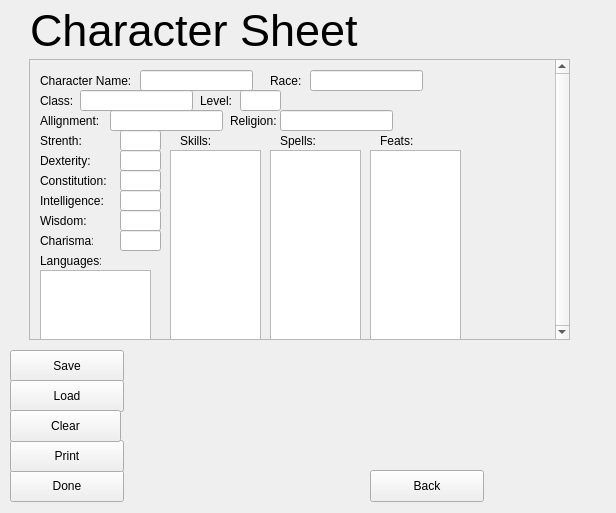
The window that dndprototype/charactersheet.ui (Jcamp44/dndBuilder) describes before a commit, drawn with Qt 5.
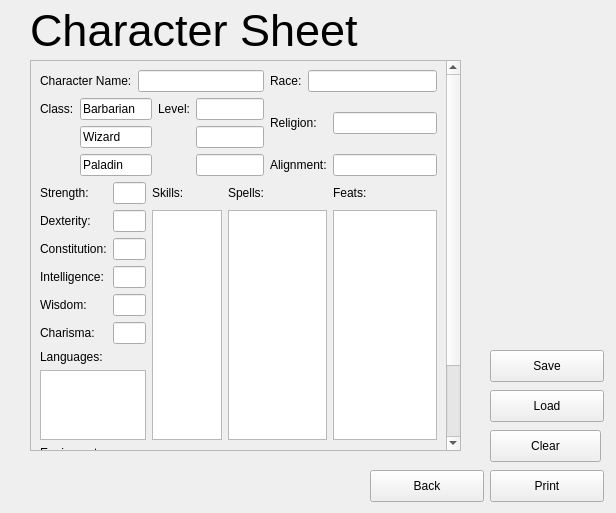
The same window after the commit.

The edit to the form file:
```diff
--- a/dndprototype/charactersheet.ui
+++ b/dndprototype/charactersheet.ui
@@ -48,7 +48,7 @@
   <widget class="QPushButton" name="pushButton">
    <property name="geometry">
     <rect>
-     <x>10</x>
+     <x>490</x>
      <y>350</y>
      <width>114</width>
      <height>32</height>
@@ -61,21 +61,8 @@
   <widget class="QPushButton" name="pushButton_2">
    <property name="geometry">
     <rect>
-     <x>10</x>
-     <y>470</y>
-     <width>114</width>
-     <height>32</height>
-    </rect>
-   </property>
-   <property name="text">
-    <string>Done</string>
-   </property>
-  </widget>
-  <widget class="QPushButton" name="pushButton_3">
-   <property name="geometry">
-    <rect>
-     <x>10</x>
-     <y>380</y>
+     <x>490</x>
+     <y>390</y>
      <width>114</width>
      <height>32</height>
     </rect>
@@ -87,8 +74,8 @@
   <widget class="QPushButton" name="pushButton_4">
    <property name="geometry">
     <rect>
-     <x>10</x>
-     <y>440</y>
+     <x>490</x>
+     <y>470</y>
      <width>114</width>
      <height>32</height>
     </rect>
@@ -100,8 +87,8 @@
   <widget class="QPushButton" name="pushButton_5">
    <property name="geometry">
     <rect>
-     <x>10</x>
-     <y>410</y>
+     <x>490</x>
+     <y>430</y>
      <width>111</width>
      <height>32</height>
     </rect>
@@ -113,10 +100,10 @@
   <widget class="QScrollArea" name="scrollArea">
    <property name="geometry">
     <rect>
-     <x>29</x>
-     <y>59</y>
-     <width>541</width>
-     <height>281</height>
+     <x>30</x>
+     <y>60</y>
+     <width>431</width>
+     <height>391</height>
     </rect>
    </property>
    <property name="verticalScrollBarPolicy">
@@ -130,401 +117,206 @@
      <rect>
       <x>0</x>
       <y>0</y>
-      <width>518</width>
-      <height>275</height>
+      <width>410</width>
+      <height>472</height>
      </rect>
     </property>
-    <widget class="QLineEdit" name="lineEdit">
-     <property name="geometry">
-      <rect>
-       <x>110</x>
-       <y>10</y>
-       <width>113</width>
-       <height>21</height>
-      </rect>
-     </property>
-    </widget>
-    <widget class="QLineEdit" name="lineEdit_2">
-     <property name="geometry">
-      <rect>
-       <x>280</x>
-       <y>10</y>
-       <width>113</width>
-       <height>21</height>
-      </rect>
-     </property>
-    </widget>
-    <widget class="QLineEdit" name="lineEdit_3">
-     <property name="geometry">
-      <rect>
-       <x>50</x>
-       <y>30</y>
-       <width>113</width>
-       <height>21</height>
-      </rect>
-     </property>
-    </widget>
-    <widget class="QLineEdit" name="lineEdit_4">
-     <property name="geometry">
-      <rect>
-       <x>210</x>
-       <y>30</y>
-       <width>41</width>
-       <height>21</height>
-      </rect>
-     </property>
-    </widget>
-    <widget class="QLineEdit" name="lineEdit_5">
-     <property name="geometry">
-      <rect>
-       <x>80</x>
-       <y>50</y>
-       <width>113</width>
-       <height>21</height>
-      </rect>
-     </property>
-    </widget>
-    <widget class="QLineEdit" name="lineEdit_6">
-     <property name="geometry">
-      <rect>
-       <x>250</x>
-       <y>50</y>
-       <width>113</width>
-       <height>21</height>
-      </rect>
-     </property>
-    </widget>
-    <widget class="QLineEdit" name="lineEdit_7">
-     <property name="geometry">
-      <rect>
-       <x>90</x>
-       <y>70</y>
-       <width>41</width>
-       <height>21</height>
-      </rect>
-     </property>
-    </widget>
-    <widget class="QLineEdit" name="lineEdit_8">
-     <property name="geometry">
-      <rect>
-       <x>90</x>
-       <y>170</y>
-       <width>41</width>
-       <height>21</height>
-      </rect>
-     </property>
-    </widget>
-    <widget class="QLabel" name="label">
-     <property name="geometry">
-      <rect>
-       <x>10</x>
-       <y>10</y>
-       <width>91</width>
-       <height>21</height>
-      </rect>
-     </property>
-     <property name="text">
-      <string>Character Name:</string>
-     </property>
-    </widget>
-    <widget class="QLabel" name="label_3">
-     <property name="geometry">
-      <rect>
-       <x>240</x>
-       <y>10</y>
-       <width>41</width>
-       <height>21</height>
-      </rect>
-     </property>
-     <property name="text">
-      <string>Race:</string>
-     </property>
-    </widget>
-    <widget class="QLabel" name="label_4">
-     <property name="geometry">
-      <rect>
-       <x>10</x>
-       <y>30</y>
-       <width>41</width>
-       <height>21</height>
-      </rect>
-     </property>
-     <property name="text">
-      <string>Class:</string>
-     </property>
-    </widget>
-    <widget class="QLabel" name="label_5">
-     <property name="geometry">
-      <rect>
-       <x>170</x>
-       <y>30</y>
-       <width>41</width>
-       <height>21</height>
-      </rect>
-     </property>
-     <property name="text">
-      <string>Level:</string>
-     </property>
-    </widget>
-    <widget class="QLabel" name="label_6">
-     <property name="geometry">
-      <rect>
-       <x>10</x>
-       <y>50</y>
-       <width>71</width>
-       <height>21</height>
-      </rect>
-     </property>
-     <property name="text">
-      <string>Allignment:</string>
-     </property>
-    </widget>
-    <widget class="QLabel" name="label_7">
-     <property name="geometry">
-      <rect>
-       <x>200</x>
-       <y>50</y>
-       <width>53</width>
-       <height>21</height>
-      </rect>
-     </property>
-     <property name="text">
-      <string>Religion:</string>
-     </property>
-    </widget>
-    <widget class="QLineEdit" name="lineEdit_9">
-     <property name="geometry">
-      <rect>
-       <x>90</x>
-       <y>90</y>
-       <width>41</width>
-       <height>21</height>
-      </rect>
-     </property>
-    </widget>
-    <widget class="QLineEdit" name="lineEdit_10">
-     <property name="geometry">
-      <rect>
-       <x>90</x>
-       <y>150</y>
-       <width>41</width>
-       <height>21</height>
-      </rect>
-     </property>
-    </widget>
-    <widget class="QLineEdit" name="lineEdit_11">
-     <property name="geometry">
-      <rect>
-       <x>90</x>
-       <y>110</y>
-       <width>41</width>
-       <height>21</height>
-      </rect>
-     </property>
-    </widget>
-    <widget class="QLineEdit" name="lineEdit_12">
-     <property name="geometry">
-      <rect>
-       <x>90</x>
-       <y>130</y>
-       <width>41</width>
-       <height>21</height>
-      </rect>
-     </property>
-    </widget>
-    <widget class="QLabel" name="label_8">
-     <property name="geometry">
-      <rect>
-       <x>10</x>
-       <y>70</y>
-       <width>53</width>
-       <height>21</height>
-      </rect>
-     </property>
-     <property name="text">
-      <string>Strenth:</string>
-     </property>
-    </widget>
-    <widget class="QLabel" name="label_9">
-     <property name="geometry">
-      <rect>
-       <x>10</x>
-       <y>90</y>
-       <width>61</width>
-       <height>21</height>
-      </rect>
-     </property>
-     <property name="text">
-      <string>Dexterity:</string>
-     </property>
-    </widget>
-    <widget class="QLabel" name="label_10">
-     <property name="geometry">
-      <rect>
-       <x>10</x>
-       <y>110</y>
-       <width>71</width>
-       <height>21</height>
-      </rect>
-     </property>
-     <property name="text">
-      <string>Constitution:</string>
-     </property>
-    </widget>
-    <widget class="QLabel" name="label_11">
-     <property name="geometry">
-      <rect>
-       <x>10</x>
-       <y>130</y>
-       <width>71</width>
-       <height>21</height>
-      </rect>
-     </property>
-     <property name="text">
-      <string>Intelligence:</string>
-     </property>
-    </widget>
-    <widget class="QLabel" name="label_12">
-     <property name="geometry">
-      <rect>
-       <x>10</x>
-       <y>150</y>
-       <width>53</width>
-       <height>21</height>
-      </rect>
-     </property>
-     <property name="text">
-      <string>Wisdom:</string>
-     </property>
-    </widget>
-    <widget class="QLabel" name="label_13">
-     <property name="geometry">
-      <rect>
-       <x>10</x>
-       <y>170</y>
-       <width>53</width>
-       <height>21</height>
-      </rect>
-     </property>
-     <property name="text">
-      <string>Charisma:</string>
-     </property>
-    </widget>
-    <widget class="QLabel" name="label_14">
-     <property name="geometry">
-      <rect>
-       <x>150</x>
-       <y>70</y>
-       <width>41</width>
-       <height>21</height>
-      </rect>
-     </property>
-     <property name="text">
-      <string>Skills:</string>
-     </property>
-    </widget>
-    <widget class="QLabel" name="label_15">
-     <property name="geometry">
-      <rect>
-       <x>250</x>
-       <y>70</y>
-       <width>41</width>
-       <height>21</height>
-      </rect>
-     </property>
-     <property name="text">
-      <string>Spells:</string>
-     </property>
-    </widget>
-    <widget class="QLabel" name="label_16">
-     <property name="geometry">
-      <rect>
-       <x>10</x>
-       <y>190</y>
-       <width>61</width>
-       <height>21</height>
-      </rect>
-     </property>
-     <property name="text">
-      <string>Languages:</string>
-     </property>
-    </widget>
-    <widget class="QLabel" name="label_17">
-     <property name="geometry">
-      <rect>
-       <x>350</x>
-       <y>70</y>
-       <width>53</width>
-       <height>21</height>
-      </rect>
-     </property>
-     <property name="text">
-      <string>Feats:</string>
-     </property>
-    </widget>
-    <widget class="QTextEdit" name="textEdit">
-     <property name="geometry">
-      <rect>
-       <x>10</x>
-       <y>210</y>
-       <width>111</width>
-       <height>76</height>
-      </rect>
-     </property>
-    </widget>
-    <widget class="QLabel" name="label_18">
-     <property name="geometry">
-      <rect>
-       <x>10</x>
-       <y>290</y>
-       <width>71</width>
-       <height>21</height>
-      </rect>
-     </property>
-     <property name="text">
-      <string>Equipment:</string>
-     </property>
-    </widget>
-    <widget class="QTextEdit" name="textEdit_5">
-     <property name="geometry">
-      <rect>
-       <x>10</x>
-       <y>310</y>
-       <width>411</width>
-       <height>91</height>
-      </rect>
-     </property>
-    </widget>
-    <widget class="QTableWidget" name="tableWidget">
-     <property name="geometry">
-      <rect>
-       <x>140</x>
-       <y>90</y>
-       <width>91</width>
-       <height>192</height>
-      </rect>
-     </property>
-    </widget>
-    <widget class="QTableWidget" name="tableWidget_2">
-     <property name="geometry">
-      <rect>
-       <x>240</x>
-       <y>90</y>
-       <width>91</width>
-       <height>192</height>
-      </rect>
-     </property>
-    </widget>
-    <widget class="QTableWidget" name="tableWidget_3">
-     <property name="geometry">
-      <rect>
-       <x>340</x>
-       <y>90</y>
-       <width>91</width>
-       <height>192</height>
-      </rect>
-     </property>
-    </widget>
+    <layout class="QGridLayout" name="gridLayout">
+     <item row="3" column="8" colspan="2">
+      <widget class="QLabel" name="label_6">
+       <property name="text">
+        <string>Alignment:</string>
+       </property>
+      </widget>
+     </item>
+     <item row="8" column="0" colspan="2">
+      <widget class="QLabel" name="label_12">
+       <property name="text">
+        <string>Wisdom:</string>
+       </property>
+      </widget>
+     </item>
+     <item row="5" column="10" rowspan="7">
+      <widget class="QTextEdit" name="feats"/>
+     </item>
+     <item row="7" column="0" colspan="2">
+      <widget class="QLabel" name="label_11">
+       <property name="text">
+        <string>Intelligence:</string>
+       </property>
+      </widget>
+     </item>
+     <item row="2" column="6" colspan="2">
+      <widget class="QLineEdit" name="Wizlvl"/>
+     </item>
+     <item row="3" column="6" colspan="2">
+      <widget class="QLineEdit" name="Pallvl"/>
+     </item>
+     <item row="9" column="0" colspan="2">
+      <widget class="QLabel" name="label_13">
+       <property name="text">
+        <string>Charisma:</string>
+       </property>
+      </widget>
+     </item>
+     <item row="5" column="2" colspan="2">
+      <widget class="QLineEdit" name="dex"/>
+     </item>
+     <item row="3" column="10">
+      <widget class="QLineEdit" name="alignment"/>
+     </item>
+     <item row="0" column="9" colspan="2">
+      <widget class="QLineEdit" name="race"/>
+     </item>
+     <item row="10" column="0" colspan="2">
+      <widget class="QLabel" name="label_16">
+       <property name="text">
+        <string>Languages:</string>
+       </property>
+      </widget>
+     </item>
+     <item row="1" column="5">
+      <widget class="QLabel" name="label_5">
+       <property name="text">
+        <string>Level:</string>
+       </property>
+      </widget>
+     </item>
+     <item row="1" column="8" rowspan="2" colspan="2">
+      <widget class="QLabel" name="label_7">
+       <property name="text">
+        <string>Religion:</string>
+       </property>
+      </widget>
+     </item>
+     <item row="6" column="2" colspan="2">
+      <widget class="QLineEdit" name="con"/>
+     </item>
+     <item row="9" column="2" colspan="2">
+      <widget class="QLineEdit" name="cha"/>
+     </item>
+     <item row="1" column="6" colspan="2">
+      <widget class="QLineEdit" name="Barblvl"/>
+     </item>
+     <item row="12" column="0" colspan="2">
+      <widget class="QLabel" name="label_18">
+       <property name="text">
+        <string>Equipment:</string>
+       </property>
+      </widget>
+     </item>
+     <item row="4" column="0" colspan="2">
+      <widget class="QLabel" name="label_8">
+       <property name="text">
+        <string>Strength:</string>
+       </property>
+      </widget>
+     </item>
+     <item row="8" column="2" colspan="2">
+      <widget class="QLineEdit" name="wis"/>
+     </item>
+     <item row="13" column="0" colspan="11">
+      <widget class="QTextEdit" name="textEdit_5"/>
+     </item>
+     <item row="11" column="0" colspan="4">
+      <widget class="QTextEdit" name="languages"/>
+     </item>
+     <item row="4" column="2" colspan="2">
+      <widget class="QLineEdit" name="str"/>
+     </item>
+     <item row="5" column="0" colspan="2">
+      <widget class="QLabel" name="label_9">
+       <property name="text">
+        <string>Dexterity:</string>
+       </property>
+      </widget>
+     </item>
+     <item row="1" column="1" colspan="4">
+      <widget class="QLineEdit" name="lineEdit_3">
+       <property name="text">
+        <string>Barbarian</string>
+       </property>
+      </widget>
+     </item>
+     <item row="1" column="0">
+      <widget class="QLabel" name="label_4">
+       <property name="text">
+        <string>Class:</string>
+       </property>
+      </widget>
+     </item>
+     <item row="6" column="0" colspan="2">
+      <widget class="QLabel" name="label_10">
+       <property name="text">
+        <string>Constitution:</string>
+       </property>
+      </widget>
+     </item>
+     <item row="5" column="4" rowspan="7" colspan="3">
+      <widget class="QTextEdit" name="skills"/>
+     </item>
+     <item row="7" column="2" colspan="2">
+      <widget class="QLineEdit" name="intel"/>
+     </item>
+     <item row="3" column="1" colspan="4">
+      <widget class="QLineEdit" name="lineEdit_14">
+       <property name="text">
+        <string>Paladin</string>
+       </property>
+      </widget>
+     </item>
+     <item row="4" column="10">
+      <widget class="QLabel" name="label_17">
+       <property name="text">
+        <string>Feats:</string>
+       </property>
+      </widget>
+     </item>
+     <item row="4" column="4" colspan="2">
+      <widget class="QLabel" name="label_14">
+       <property name="text">
+        <string>Skills:</string>
+       </property>
+      </widget>
+     </item>
+     <item row="2" column="1" colspan="4">
+      <widget class="QLineEdit" name="lineEdit_13">
+       <property name="text">
+        <string>Wizard</string>
+       </property>
+      </widget>
+     </item>
+     <item row="1" column="10" rowspan="2">
+      <widget class="QLineEdit" name="religion"/>
+     </item>
+     <item row="0" column="0" colspan="3">
+      <widget class="QLabel" name="label">
+       <property name="text">
+        <string>Character Name:</string>
+       </property>
+      </widget>
+     </item>
+     <item row="4" column="7">
+      <widget class="QLabel" name="label_15">
+       <property name="text">
+        <string>Spells:</string>
+       </property>
+      </widget>
+     </item>
+     <item row="0" column="8">
+      <widget class="QLabel" name="label_3">
+       <property name="text">
+        <string>Race:</string>
+       </property>
+      </widget>
+     </item>
+     <item row="0" column="3" colspan="5">
+      <widget class="QLineEdit" name="name"/>
+     </item>
+     <item row="5" column="7" rowspan="7" colspan="3">
+      <widget class="QTextEdit" name="spells"/>
+     </item>
+    </layout>
    </widget>
   </widget>
  </widget>
```
Left out of the diff: 4 changed lines with no effect on the pictures.
